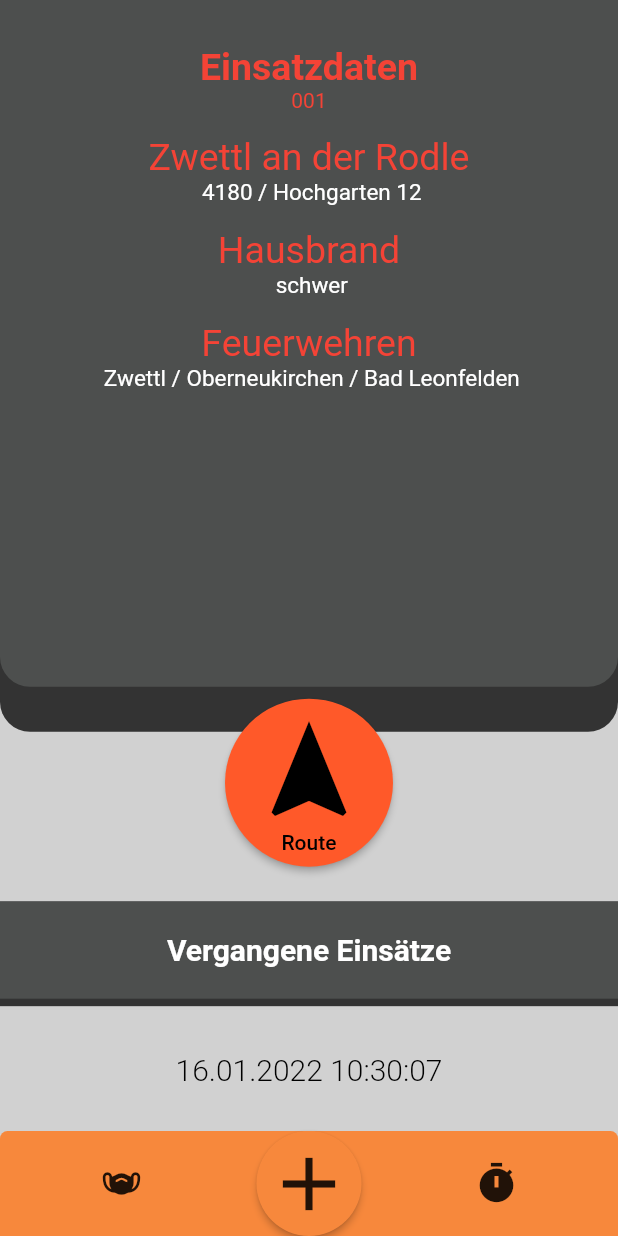
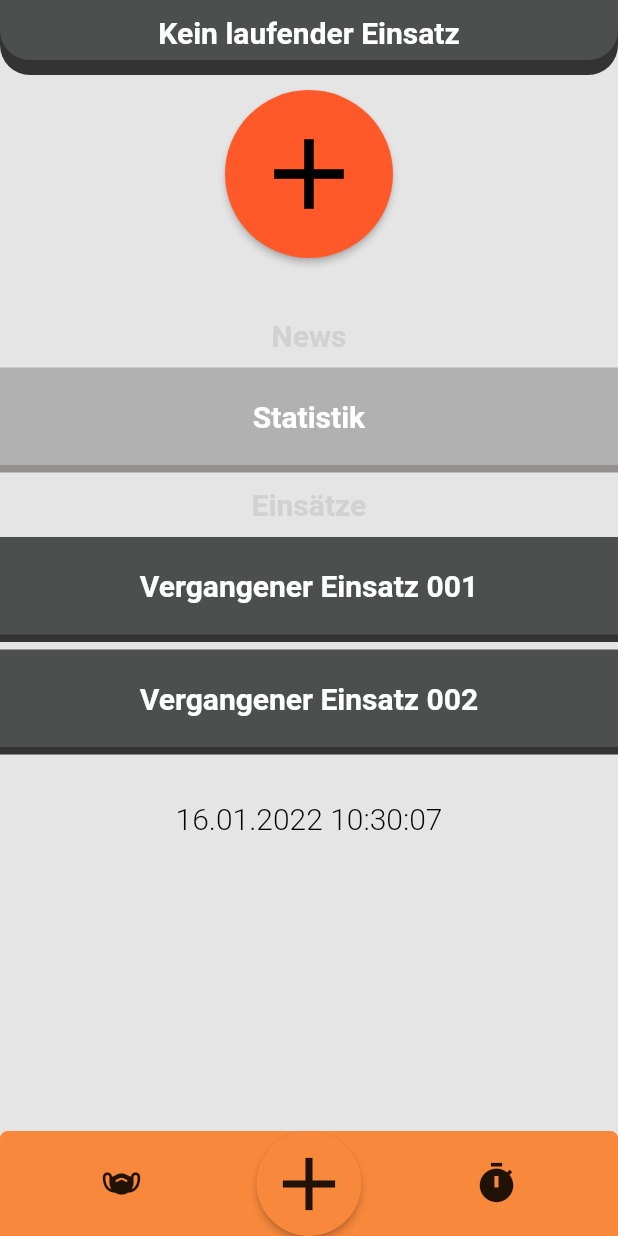
Before and after one commit to mo-pr/SaferFire-2.0, a Flutter app: the screen it shows after launch, on a phone screen of 412 x 824 dp. Run offline on Flutter 3.47's test engine with Material 2 defaults, Android fonts, the phone set to English and light mode, and no system bars.

Commit message:
MainInfoPage fertig gestellt

```diff
--- a/lib/infoPage.dart
+++ b/lib/infoPage.dart
@@ -1,4 +1,6 @@
 import 'dart:async';
+import 'dart:convert';
+import 'dart:io';
 import 'dart:ui';
 
 import 'package:flutter/material.dart';
@@ -8,10 +10,21 @@ import 'package:flutter/material.dart';
 import 'package:intl/intl.dart';
 
 const _cardColor = Color(0xFFF7883C);
+const _backgroundColorDark = Color(0xffD1D1D1);
+const _backgroundColor = Color(0xFFE5E5E5);
 const _maxHeight = 350.0;
 const _minHeight = 70.0;
+List _allDeployments = [];
 
 class DeploymentInfo {
+
+  late int id;
+  late String missionNumber;
+  late String location;
+  late DateTime timestamp;
+  late int alertLevel;
+  late String typeOfOperation;
+  late String fireStation;
 
   String _place = "";
   String _kind = "";
@@ -49,16 +62,39 @@ class Info extends StatefulWidget {
 }
 
 class InfoPage extends State<Info> with SingleTickerProviderStateMixin{
-
+  late Socket socket;
   late AnimationController _controller;
   bool _expanded = false;
+  bool _isDeployment = false;
   double _currentHeight = _minHeight;
   String _timeString = "";
 
+  List _allDeployments = [];
   DeploymentInfo _deploymentInfo = new DeploymentInfo("Zwettl an der Rodle; 4180 / Hochgarten 12", "Hausbrand; schwer", "Feuerwehren; Zwettl / Oberneukirchen / Bad Leonfelden");
+  late DeploymentInfo _deployment;
+
+  InfoPage(){
+    //_allDeployments.add(_deploymentInfo);
+    //_deployment = _allDeployments.first;
+  }
 
   @override
   void initState() {
+    /*socket = io('http://86.56.241.47:3030/alarms', <String, dynamic>{'transports': ['websocket'], 'forceNew': true});
+    socket.connect();
+    socket.on('alarmsRes', (data) => print(data));
+    socket.on('connect_error', (data) => print("ConnErr: "+data)); //debug output
+    socket.on('connect_timeout', (data) => print("ConnTo: "+data)); //debug output
+    socket.on('connect', (data)=>print("Conn: "+data)); //debug output
+    socket.on('disconnect', (data) => print("DConn: "+data)); //debug output
+    socket.on('error', (data) => print("Err: "+data)); //debug output*/
+
+    if(_allDeployments.isEmpty){
+      _isDeployment = false;
+    }
+    else {
+      _isDeployment = true;
+    }
     _timeString = _formatDateTime(DateTime.now());
     Timer.periodic(Duration(seconds: 1), (Timer t) => _getTime());
     _controller = AnimationController(
@@ -68,8 +104,13 @@ class InfoPage extends State<Info> with SingleTickerProviderStateMixin{
     super.initState();
   }
 
+  /*void sendRequest(){
+    socket.emit('alarmsReq',json.encode({'username':'Test'}));
+  }*/
+
   @override
   void dispose() {
+    socket.close();
     _controller.dispose();
     super.dispose();
   }
@@ -79,127 +120,12 @@ class InfoPage extends State<Info> with SingleTickerProviderStateMixin{
     final size = MediaQuery.of(context).size;
     final menuWidh = size.width;
     return Scaffold(
-      backgroundColor: Color(0xffD1D1D1),
+      backgroundColor: _backgroundColor,
       body: SingleChildScrollView(
         child: new Column(
           children: [
             new Container(
-              height: MediaQuery.of(context).size.height / 1.8,
-              width: MediaQuery.of(context).size.width,
-              decoration: BoxDecoration(
-                color: Color(0xff4D4F4E),
-                borderRadius: BorderRadius.only(
-                    bottomLeft: Radius.circular(20),
-                    bottomRight: Radius.circular(20)
-                ),
-                boxShadow: [
-                  BoxShadow(
-                    color: Color(0xff333333).withOpacity(1),
-                    spreadRadius: 0,
-                    blurRadius: 0,
-                    offset: Offset(0, 30), // changes position of shadow
-                  ),
-                ],
-              ),
-              child: Padding(
-                padding: EdgeInsets.all(30),
-                child: Column(
-                  children: <Widget>[
-                    //#region Text
-                    Text(
-                      'Einsatzdaten',
-                      style: TextStyle(
-                          color: Colors.red[500],
-                          fontSize: 25,
-                          fontWeight: FontWeight.bold),
-                    ),
-                    Text(
-                      '001',
-                      style: TextStyle(
-                          color: Colors.red[500]),
-                    ),
-                    const SizedBox(height: 15),
-                    Text(
-                      _deploymentInfo.GetPlace().split(";")[0],
-                      style: TextStyle(
-                          color: Colors.red[500],
-                          fontSize: 25),
-                    ),
-                    Text(
-                      _deploymentInfo.GetPlace().split(";")[1],
-                      style: TextStyle(
-                          color: Colors.white,
-                          fontSize: 15),
-                    ),
-                    const SizedBox(height: 15),
-                    Text(
-                      _deploymentInfo.GetKind().split(";")[0],
-                      style: TextStyle(
-                          color: Colors.red[500],
-                          fontSize: 25),
-                    ),
-                    Text(
-                      _deploymentInfo.GetKind().split(";")[1],
-                      style: TextStyle(
-                          color: Colors.white,
-                          fontSize: 15),
-                    ),
-                    const SizedBox(height: 15),
-                    Text(
-                      _deploymentInfo.GetFireDepartments().split(";")[0],
-                      style: TextStyle(
-                          color: Colors.red[500],
-                          fontSize: 25),
-                    ),
-                    Text(
-                      _deploymentInfo.GetFireDepartments().split(";")[1],
-                      style: TextStyle(
-                          color: Colors.white,
-                          fontSize: 15),
-                    ),
-                    //#endregion
-                  ],
-                ),
-              ),
-            ),
-            new MaterialButton(
-              onPressed: () {},
-              color: Color(0xffFF5929),
-              textColor: Colors.black,
-              child: Column(
-                children: [
-                  Icon(Icons.navigation, size: 80,),
-                  Text("Route"),
-                ],
-              ),
-              padding: EdgeInsets.all(16),
-              shape: CircleBorder(),
-            ),
-            const SizedBox(height: 15),
-            new Container(
-              height: 65,
-              width: MediaQuery.of(context).size.width,
-              decoration: BoxDecoration(
-                color: Color(0xff4D4F4E),
-                boxShadow: [
-                  BoxShadow(
-                    color: Color(0xff333333).withOpacity(1),
-                    spreadRadius: 0,
-                    blurRadius: 0,
-                    offset: Offset(0, 5), // changes position of shadow
-                  ),
-                ],
-              ),
-              child: Center(
-                child: Text(
-                  'Vergangene Einsätze',
-                  textAlign: TextAlign.center,
-                  style: TextStyle(
-                      color: Colors.white,
-                      fontSize: 20,
-                      fontWeight: FontWeight.bold),
-                ),
-              ),
+              child: _isDeployment? _receiveDeployment() : _noDeployment(),
             ),
             const SizedBox(height: 15),
             new Container(
@@ -270,6 +196,291 @@ class InfoPage extends State<Info> with SingleTickerProviderStateMixin{
             },
           )
       )
+    );
+  }
+
+  /// there is no deployment right now
+  Widget _noDeployment(){
+    return Column(
+      children: [
+        new Container(
+          height: 40,
+          width: MediaQuery.of(context).size.width,
+          decoration: BoxDecoration(
+            color: Color(0xff4D4F4E),
+            borderRadius: BorderRadius.only(
+                bottomLeft: Radius.circular(20),
+                bottomRight: Radius.circular(20)
+            ),
+            boxShadow: [
+              BoxShadow(
+                color: Color(0xff333333).withOpacity(1),
+                spreadRadius: 0,
+                blurRadius: 0,
+                offset: Offset(0, 10), // changes position of shadow
+              ),
+            ],
+          ),
+          child: Padding(
+            padding: EdgeInsets.all(10),
+            child: Center(
+              child: Text(
+                'Kein laufender Einsatz',
+                style: TextStyle(
+                    color: Colors.white,
+                    fontSize: 20,
+                    fontWeight: FontWeight.bold),
+              ),
+            ),
+          ),
+        ),
+        const SizedBox(height: 20),
+        new MaterialButton(
+          onPressed: () {
+            /*print("Pressed...");
+            sendRequest();*/
+          },
+          color: Color(0xffFF5929),
+          textColor: Colors.black,
+          child: Column(
+            children: [
+              Icon(Icons.add, size: 80,),
+            ],
+          ),
+          padding: EdgeInsets.all(16),
+          shape: CircleBorder(),
+        ),
+        const SizedBox(height: 40),
+        new Row(
+          mainAxisAlignment: MainAxisAlignment.center,
+          children: <Widget>[
+            Text(
+              'News',
+              style: TextStyle(
+                  color: Color(0xFFD1D1D1),
+                  fontSize: 20,
+                  fontWeight: FontWeight.bold),
+            ),
+          ],
+        ),
+        const SizedBox(height: 10),
+        new Container(
+          height: 65,
+          width: MediaQuery.of(context).size.width,
+          decoration: BoxDecoration(
+            color: Color(0xffB2B1B1),
+            boxShadow: [
+              BoxShadow(
+                color: Color(0xff959090),
+                spreadRadius: 0,
+                blurRadius: 0,
+                offset: Offset(0, 5), // changes position of shadow
+              ),
+            ],
+          ),
+          child: Center(
+            child: Text(
+              'Statistik',
+              textAlign: TextAlign.center,
+              style: TextStyle(
+                  color: Colors.white,
+                  fontSize: 20,
+                  fontWeight: FontWeight.bold),
+            ),
+          ),
+        ),
+        const SizedBox(height: 15),
+        new Row(
+          mainAxisAlignment: MainAxisAlignment.center,
+          children: <Widget>[
+            Text(
+              'Einsätze',
+              style: TextStyle(
+                  color: Color(0xFFD1D1D1),
+                  fontSize: 20,
+                  fontWeight: FontWeight.bold),
+            ),
+          ],
+        ),
+        const SizedBox(height: 10),
+        new Container(
+          height: 65,
+          width: MediaQuery.of(context).size.width,
+          decoration: BoxDecoration(
+            color: Color(0xff4D4F4E),
+            boxShadow: [
+              BoxShadow(
+                color: Color(0xff333333).withOpacity(1),
+                spreadRadius: 0,
+                blurRadius: 0,
+                offset: Offset(0, 5), // changes position of shadow
+              ),
+            ],
+          ),
+          child: Center(
+            child: Text(
+              'Vergangener Einsatz 001',
+              textAlign: TextAlign.center,
+              style: TextStyle(
+                  color: Colors.white,
+                  fontSize: 20,
+                  fontWeight: FontWeight.bold),
+            ),
+          ),
+        ),
+        const SizedBox(height: 10),
+        new Container(
+          height: 65,
+          width: MediaQuery.of(context).size.width,
+          decoration: BoxDecoration(
+            color: Color(0xff4D4F4E),
+            boxShadow: [
+              BoxShadow(
+                color: Color(0xff333333).withOpacity(1),
+                spreadRadius: 0,
+                blurRadius: 0,
+                offset: Offset(0, 5), // changes position of shadow
+              ),
+            ],
+          ),
+          child: Center(
+            child: Text(
+              'Vergangener Einsatz 002',
+              textAlign: TextAlign.center,
+              style: TextStyle(
+                  color: Colors.white,
+                  fontSize: 20,
+                  fontWeight: FontWeight.bold),
+            ),
+          ),
+        ),
+      ],
+    );
+  }
+
+  /// Deployment received
+  Widget _receiveDeployment(){
+    return Column(
+      children: [
+        new Container(
+          height: MediaQuery.of(context).size.height / 1.8,
+          width: MediaQuery.of(context).size.width,
+          decoration: BoxDecoration(
+            color: Color(0xff4D4F4E),
+            borderRadius: BorderRadius.only(
+                bottomLeft: Radius.circular(20),
+                bottomRight: Radius.circular(20)
+            ),
+            boxShadow: [
+              BoxShadow(
+                color: Color(0xff333333).withOpacity(1),
+                spreadRadius: 0,
+                blurRadius: 0,
+                offset: Offset(0, 30), // changes position of shadow
+              ),
+            ],
+          ),
+          child: Padding(
+            padding: EdgeInsets.all(30),
+            child: Column(
+              children: <Widget>[
+                //#region Text
+                Text(
+                  'Einsatzdaten',
+                  style: TextStyle(
+                      color: Colors.red[500],
+                      fontSize: 25,
+                      fontWeight: FontWeight.bold),
+                ),
+                Text(
+                  '001',
+                  style: TextStyle(
+                      color: Colors.red[500]),
+                ),
+                const SizedBox(height: 15),
+                Text(
+                  _deployment.GetPlace().split(";")[0],
+                  style: TextStyle(
+                      color: Colors.red[500],
+                      fontSize: 25),
+                ),
+                Text(
+                  _deployment.GetPlace().split(";")[1],
+                  style: TextStyle(
+                      color: Colors.white,
+                      fontSize: 15),
+                ),
+                const SizedBox(height: 15),
+                Text(
+                  _deployment.GetKind().split(";")[0],
+                  style: TextStyle(
+                      color: Colors.red[500],
+                      fontSize: 25),
+                ),
+                Text(
+                  _deployment.GetKind().split(";")[1],
+                  style: TextStyle(
+                      color: Colors.white,
+                      fontSize: 15),
+                ),
+                const SizedBox(height: 15),
+                Text(
+                  _deployment.GetFireDepartments().split(";")[0],
+                  style: TextStyle(
+                      color: Colors.red[500],
+                      fontSize: 25),
+                ),
+                Text(
+                  _deployment.GetFireDepartments().split(";")[1],
+                  style: TextStyle(
+                      color: Colors.white,
+                      fontSize: 15),
+                ),
+                //#endregion
+              ],
+            ),
+          ),
+        ),
+        new MaterialButton(
+          onPressed: () {},
+          color: Color(0xffFF5929),
+          textColor: Colors.black,
+          child: Column(
+            children: [
+              Icon(Icons.navigation, size: 80,),
+              Text("Route"),
+            ],
+          ),
+          padding: EdgeInsets.all(16),
+          shape: CircleBorder(),
+        ),
+        const SizedBox(height: 15),
+        new Container(
+          height: 65,
+          width: MediaQuery.of(context).size.width,
+          decoration: BoxDecoration(
+            color: Color(0xff4D4F4E),
+            boxShadow: [
+              BoxShadow(
+                color: Color(0xff333333).withOpacity(1),
+                spreadRadius: 0,
+                blurRadius: 0,
+                offset: Offset(0, 5), // changes position of shadow
+              ),
+            ],
+          ),
+          child: Center(
+            child: Text(
+              'Vergangene Einsätze',
+              textAlign: TextAlign.center,
+              style: TextStyle(
+                  color: Colors.white,
+                  fontSize: 20,
+                  fontWeight: FontWeight.bold),
+            ),
+          ),
+        ),
+      ],
     );
   }
 
```
